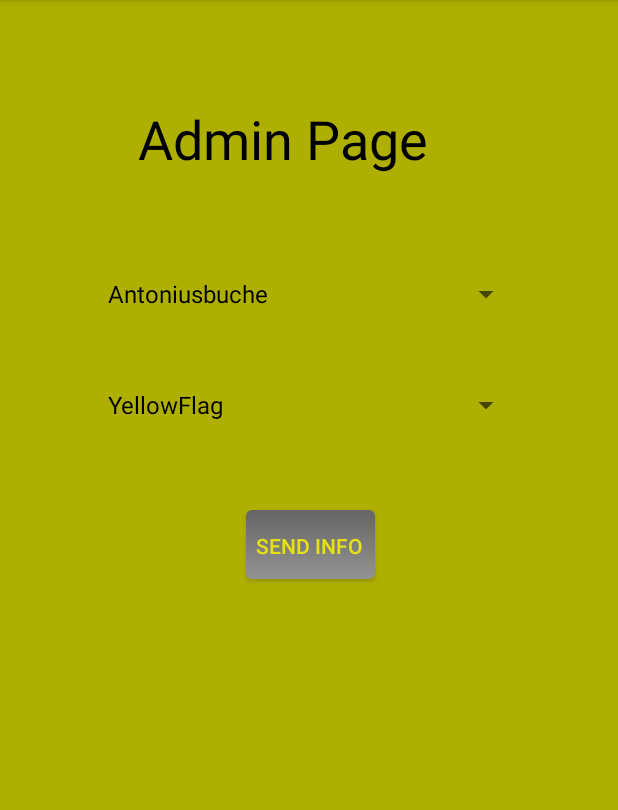
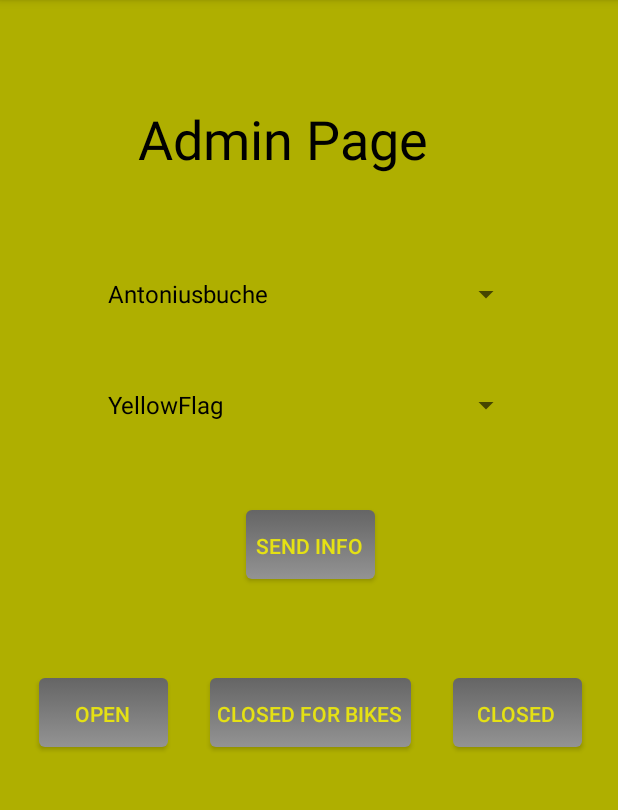
Before and after one commit to Lumlumski/TourifahrerWarner, an Android app: the PublishActivity screen opened directly, with no data from a screen before it, on a phone screen of 412 x 824 dp, the part 84-894 px from its top. Run offline under Robolectric (Android 15) with nearby library versions, the phone set to English and light mode, and no system bars; libraries missing offline, so code that uses them is left out: org.eclipse.paho.

Commit message:
Added StatusData and track status

```diff
--- a/app/src/main/java/de/lumlumsoftware/tourifahrerwarner/PublishActivity.java
+++ b/app/src/main/java/de/lumlumsoftware/tourifahrerwarner/PublishActivity.java
@@ -21,6 +21,9 @@ public class PublishActivity extends AppCompatActivity
     Spinner trackPartSpinner;
     Spinner occurenceSpinner;
     Button sendInfoBtn;
+    Button sendTrackOpenBtn;
+    Button sendTrackClosedForBikesBtn;
+    Button sendTrackClosedBtn;
 
     String[] trackPartItems = new String[]{
             "Antoniusbuche"
@@ -64,15 +67,15 @@ public class PublishActivity extends AppCompatActivity
         setContentView(R.layout.activity_publish);
         mqttClient = TFWarnerApplication.getMqttClient();
 
-        trackPartSpinner = (Spinner)findViewById(R.id.trackPartSpinner);
+        trackPartSpinner = findViewById(R.id.trackPartSpinner);
         final ArrayAdapter<String> trackPartAdapter = new ArrayAdapter<>(this, android.R.layout.simple_spinner_dropdown_item, trackPartItems);
         trackPartSpinner.setAdapter(trackPartAdapter);
 
-        occurenceSpinner = (Spinner)findViewById(R.id.occurenceSpinner);
+        occurenceSpinner = findViewById(R.id.occurenceSpinner);
         final ArrayAdapter<String> occurenceAdapter = new ArrayAdapter<>(this, android.R.layout.simple_spinner_dropdown_item, occurenceItems);
         occurenceSpinner.setAdapter(occurenceAdapter);
 
-        sendInfoBtn = (Button)findViewById(R.id.sendInfoBtn);
+        sendInfoBtn = findViewById(R.id.sendInfoBtn);
         sendInfoBtn.setOnClickListener(new View.OnClickListener()
         {
             @Override
@@ -83,5 +86,35 @@ public class PublishActivity extends AppCompatActivity
                 mqttClient.publish(topic, payload);
             }
         });
+
+        sendTrackOpenBtn = findViewById(R.id.sendTrackOpenBtn);
+        sendTrackOpenBtn.setOnClickListener(new View.OnClickListener()
+        {
+            @Override
+            public void onClick(View v)
+            {
+                mqttClient.publish("tourifahrerwarner/nos/track", "open");
+            }
+        });
+
+        sendTrackClosedForBikesBtn = findViewById(R.id.sendTrackClosedForBikesBtn);
+        sendTrackClosedForBikesBtn.setOnClickListener(new View.OnClickListener()
+        {
+            @Override
+            public void onClick(View v)
+            {
+                mqttClient.publish("tourifahrerwarner/nos/track", "closedForBikes");
+            }
+        });
+
+        sendTrackClosedBtn = findViewById(R.id.sendTrackClosedBtn);
+        sendTrackClosedBtn.setOnClickListener(new View.OnClickListener()
+        {
+            @Override
+            public void onClick(View v)
+            {
+                mqttClient.publish("tourifahrerwarner/nos/track", "closed");
+            }
+        });
     }
 }
--- a/app/src/main/res/layout/activity_publish.xml
+++ b/app/src/main/res/layout/activity_publish.xml
@@ -6,6 +6,42 @@
     android:layout_height="match_parent"
     android:background="@color/colorSecondaryDark"
     tools:context=".PublishActivity">
+
+    <Button
+        android:id="@+id/sendTrackClosedForBikesBtn"
+        android:layout_width="136dp"
+        android:layout_height="wrap_content"
+        android:layout_marginTop="64dp"
+        android:background="@drawable/button_selector"
+        android:text="Closed for bikes"
+        android:textColor="@color/colorSecondary"
+        app:layout_constraintEnd_toStartOf="@+id/sendTrackClosedBtn"
+        app:layout_constraintStart_toEndOf="@+id/sendTrackOpenBtn"
+        app:layout_constraintTop_toBottomOf="@+id/sendInfoBtn" />
+
+    <Button
+        android:id="@+id/sendTrackClosedBtn"
+        android:layout_width="wrap_content"
+        android:layout_height="wrap_content"
+        android:layout_marginEnd="24dp"
+        android:layout_marginTop="64dp"
+        android:background="@drawable/button_selector"
+        android:text="Closed"
+        android:textColor="@color/colorSecondary"
+        app:layout_constraintEnd_toEndOf="parent"
+        app:layout_constraintTop_toBottomOf="@+id/sendInfoBtn" />
+
+    <Button
+        android:id="@+id/sendTrackOpenBtn"
+        android:layout_width="wrap_content"
+        android:layout_height="wrap_content"
+        android:layout_marginStart="24dp"
+        android:layout_marginTop="64dp"
+        android:background="@drawable/button_selector"
+        android:text="Open"
+        android:textColor="@color/colorSecondary"
+        app:layout_constraintStart_toStartOf="parent"
+        app:layout_constraintTop_toBottomOf="@+id/sendInfoBtn" />
 
     <Button
         android:id="@+id/sendInfoBtn"
```
Also changed, not shown: app/src/main/java/de/lumlumsoftware/tourifahrerwarner/LiveModeActivity.java (+23 -1 lines), app/src/main/java/de/lumlumsoftware/tourifahrerwarner/MQTTClient.java (+3 -32 lines), app/src/main/java/de/lumlumsoftware/tourifahrerwarner/MainActivity.java (+31 -14 lines), app/src/main/java/de/lumlumsoftware/tourifahrerwarner/StatusData.java (added, +325 -0 lines), app/src/main/res/layout/activity_live_mode.xml (+19 -2 lines), app/src/main/res/mipmap-xhdpi/closed_for_bikes.png (added), 2 other files.
